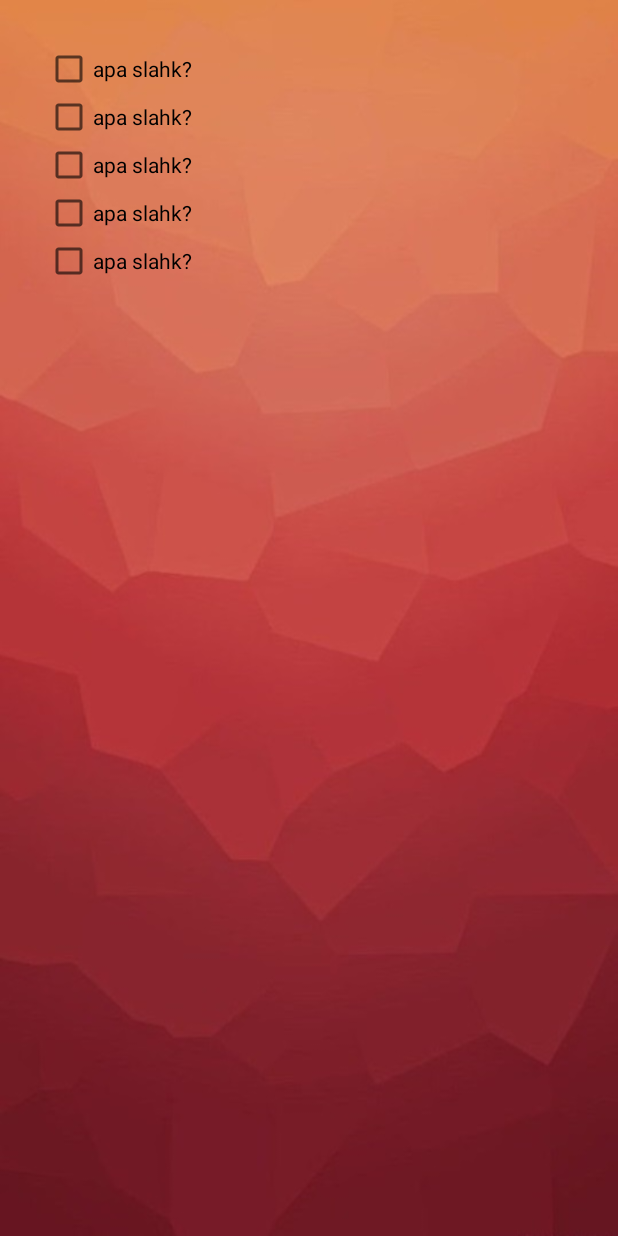
After one commit to choirunnisa1/Anemia, an Android app: the SkorActivity screen opened directly, with no data from a screen before it, on a phone screen of 412 x 824 dp. The commit adds this screen. Run offline under Robolectric (Android 15) with nearby library versions, the phone set to English and light mode, and no system bars.

Commit message:
revisi kuy

```diff
--- a/app/src/main/AndroidManifest.xml
+++ b/app/src/main/AndroidManifest.xml
@@ -6,10 +6,11 @@
         android:allowBackup="true"
         android:icon="@mipmap/ic_launcher"
         android:label="@string/app_name"
-        android:roundIcon="@mipmap/ic_launcher_round"
+        android:roundIcon="@mipmap/ic_launcher"
         android:supportsRtl="true"
         android:theme="@style/AppTheme">
-        <activity android:name=".Materi.PenyebabActivity"></activity>
+        <activity android:name=".SkorActivity"></activity>
+        <activity android:name=".Materi.PenyebabActivity" />
         <activity android:name=".Materi.PengobatanActivity" />
         <activity android:name=".Materi.AnemiaActivity" />
         <activity android:name=".Materi.KomplikasiActivity" />
--- a/app/src/main/java/com/example/anemia/MainActivity.java
+++ b/app/src/main/java/com/example/anemia/MainActivity.java
@@ -47,7 +47,7 @@ public class MainActivity extends AppCompatActivity implements View.OnClickListe
             startActivity(moveIntent);
             break;
             case R.id.btn_tentang:
-                Intent tentangIntent = new Intent(MainActivity.this, TentangActivity.class);
+                Intent tentangIntent = new Intent(MainActivity.this, SkorActivity.class);
                 startActivity(tentangIntent);
                 break;
             case R.id.btn_bantuan:
--- /dev/null
+++ b/app/src/main/java/com/example/anemia/SkorActivity.java
@@ -0,0 +1,13 @@
+package com.example.anemia;
+
+import android.support.v7.app.AppCompatActivity;
+import android.os.Bundle;
+
+public class SkorActivity extends AppCompatActivity {
+
+    @Override
+    protected void onCreate(Bundle savedInstanceState) {
+        super.onCreate(savedInstanceState);
+        setContentView(R.layout.activity_skor);
+    }
+}
--- a/app/src/main/res/layout/activity_kuis.xml
+++ b/app/src/main/res/layout/activity_kuis.xml
@@ -9,12 +9,6 @@
     android:background="@drawable/backjenis"
     tools:context=".Menu.KuisActivity">
 
-    <TextClock
-        android:layout_width="match_parent"
-        android:layout_height="wrap_content"
-        android:textAlignment="viewEnd"
-        android:text="00.35'">
-    </TextClock>
     <TextView
         android:background="#2AFFFFFF"
         android:id="@+id/soal"
--- /dev/null
+++ b/app/src/main/res/layout/activity_skor.xml
@@ -0,0 +1,37 @@
+<?xml version="1.0" encoding="utf-8"?>
+<LinearLayout xmlns:android="http://schemas.android.com/apk/res/android"
+    xmlns:app="http://schemas.android.com/apk/res-auto"
+    xmlns:tools="http://schemas.android.com/tools"
+    android:layout_width="match_parent"
+    android:layout_height="match_parent"
+    android:orientation="vertical"
+    android:background="@drawable/backjenis"
+    android:padding="30dp"
+    tools:context=".SkorActivity">
+
+    <CheckBox
+        android:layout_width="match_parent"
+        android:layout_height="wrap_content"
+        android:text="apa slahk?"/>
+    <CheckBox
+        android:layout_width="match_parent"
+        android:layout_height="wrap_content"
+        android:text="apa slahk?"/>
+    <CheckBox
+        android:layout_width="match_parent"
+        android:layout_height="wrap_content"
+        android:text="apa slahk?"/>
+    <CheckBox
+        android:layout_width="match_parent"
+        android:layout_height="wrap_content"
+        android:text="apa slahk?"/>
+    <CheckBox
+        android:layout_width="match_parent"
+        android:layout_height="wrap_content"
+        android:text="apa slahk?"/>
+
+
+
+
+
+</LinearLayout>
--- a/app/src/main/res/values/strings.xml
+++ b/app/src/main/res/values/strings.xml
@@ -1,5 +1,5 @@
 <resources>
-    <string name="app_name">Anemia</string>
+    <string name="app_name">Mobila</string>
     <string name="gejala1">Gejala anemia dapat digolongkan menjadi tiga jenis gejala, yaitu :</string>
     <string name="anemia1">Anemia adalah keadaan yang ditandai dengan berkurangnya hemoglobin dalam tubuh. Di mana hemoglobin adalah suatu metaloprotein yaitu protein yang mengandung zat besi di dalam sel darah merah yang berfungsi sebagai pengangkut oksigen dari paru-paru ke seluruh tubuh.</string>
     <string name="anemia2">Anemia menyebabkan berkurangnya jumlah sel darah merah atau jumlah hemoglobin dalam sel darah merah, sehingga darah tidak dapat mengangkut oksigen dalam jumlah sesuai yang diperlukan tubuh. </string>
```
Also changed, not shown: app/src/main/java/com/example/anemia/DataSoal.java (+56 -140 lines), app/src/main/java/com/example/anemia/Menu/KuisActivity.java (+98 -1 lines), app/src/main/res/layout/activity_bantuan.xml (+6 -2 lines), app/src/main/ic_launcher-web.png (added), app/src/main/res/mipmap-hdpi/ic_launcher.png, app/src/main/res/mipmap-mdpi/ic_launcher.png, app/src/main/res/mipmap-xhdpi/dona.png (added), app/src/main/res/mipmap-xhdpi/ic_launcher.png, app/src/main/res/mipmap-xxhdpi/ic_launcher.png, app/src/main/res/mipmap-xxxhdpi/ic_launcher.png.
